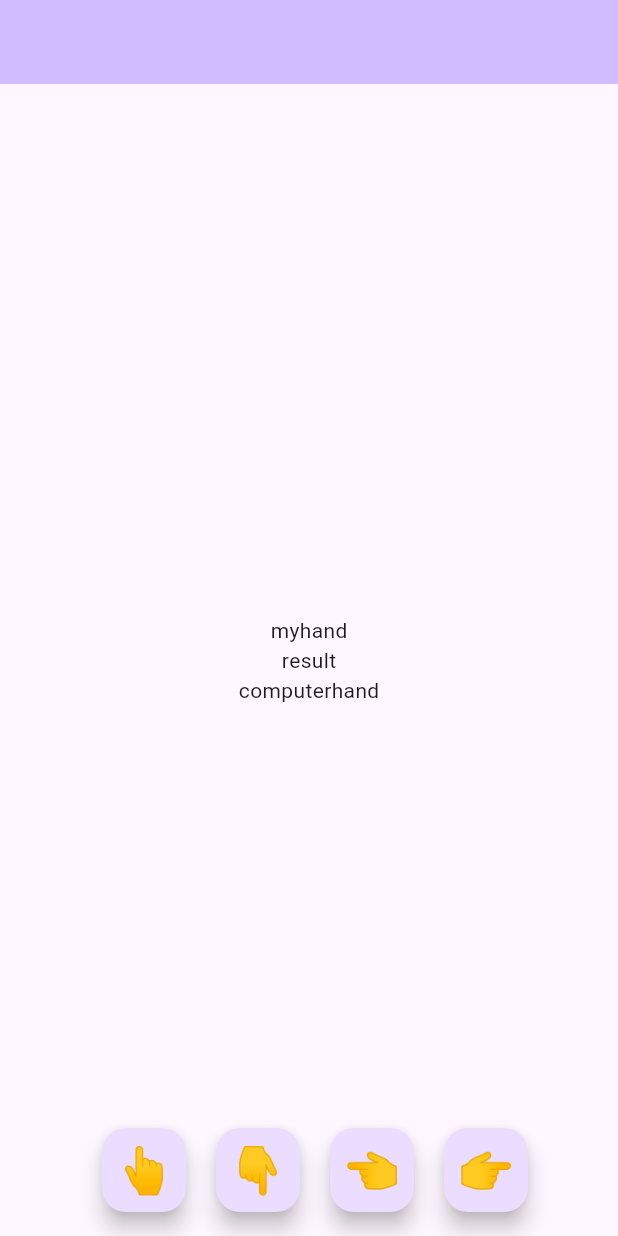
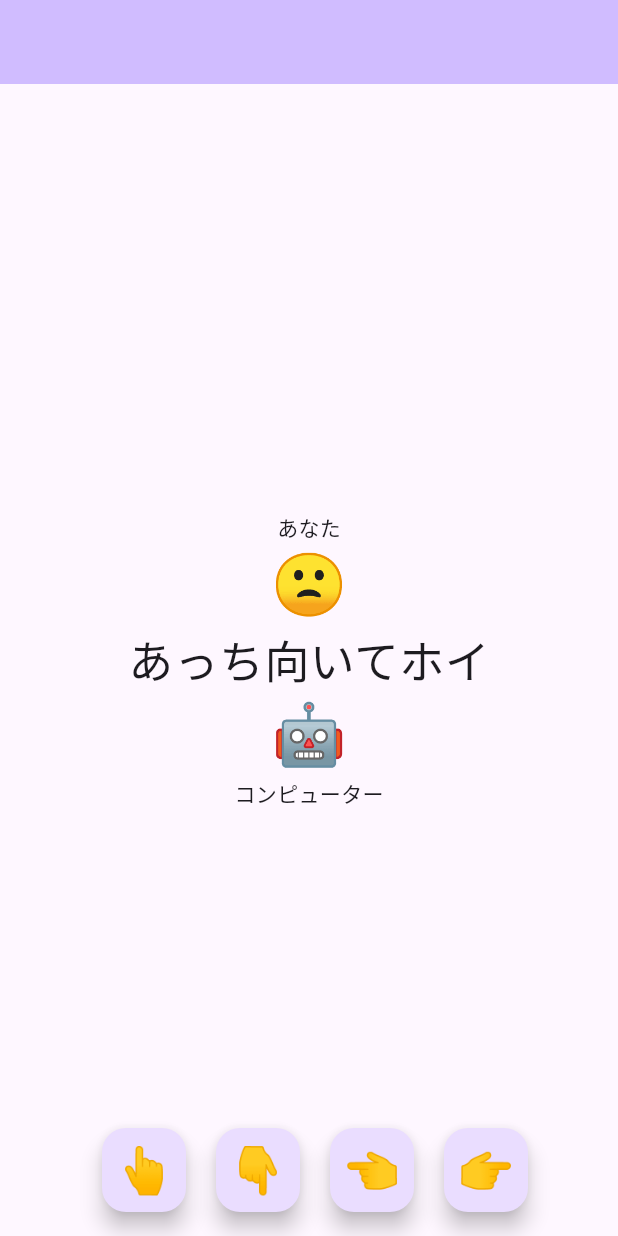
Before and after one commit to kou-nagamine/look_over_there, a Flutter app: the screen it shows after launch, on a phone screen of 412 x 824 dp. Run offline on Flutter 3.47's test engine with Material 3 defaults, Android fonts, the phone set to English and light mode, and no system bars.

Commit message:
size change

```diff
--- a/lib/enum.dart
+++ b/lib/enum.dart
@@ -25,7 +25,7 @@ enum Result{
   String get text {
     switch (this) {
       case Result.win:
-       return 'あなたの勝ち';
+       return 'win';
       case Result.draw:
        return 'あっち向いてホイ';
     }
--- a/lib/game_page.dart
+++ b/lib/game_page.dart
@@ -1,4 +1,5 @@
 import 'package:flutter/material.dart';
+import 'package:flutter/widgets.dart';
 import 'enum.dart';
 import 'dart:math';
 
@@ -51,14 +52,29 @@ class _GamePageState extends State<GamePage> {
           mainAxisAlignment: MainAxisAlignment.center,
           children: <Widget>[
             Text(
-              myHand?.text ?? 'myhand'
+              'あなた',
             ),
             Text(
-              result?.text ?? 'result'
+              myHand?.text ?? '🙁',
+              style:TextStyle(
+                fontSize:40
+              )
             ),
             Text(
-              computerHand?.text ?? 'computerhand'
-            )
+              result?.text ?? '${Result.draw.text}',
+              style:TextStyle(
+                fontSize:30
+              )
+            ),
+            Text(
+              computerHand?.text ?? '🤖',
+              style:TextStyle(
+                fontSize:40
+              )
+            ),
+            Text(
+              'コンピューター',
+            ),
           ],
         ),
       ),
```
